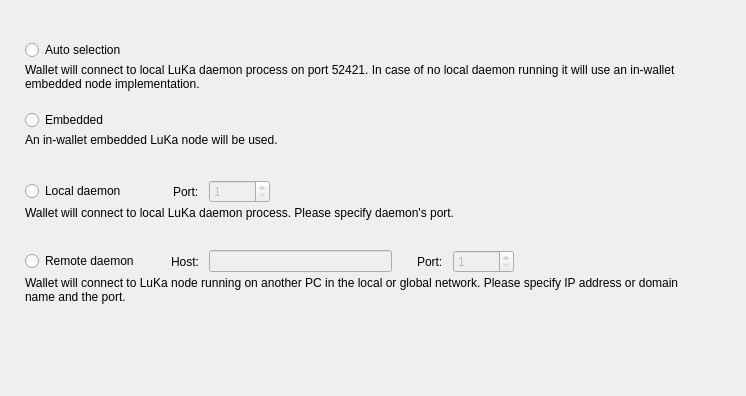
Old version of the form src/Gui/Options/ConnectionOptionsFrame.ui in the repository ricochetcoin/ricochet-wallet.
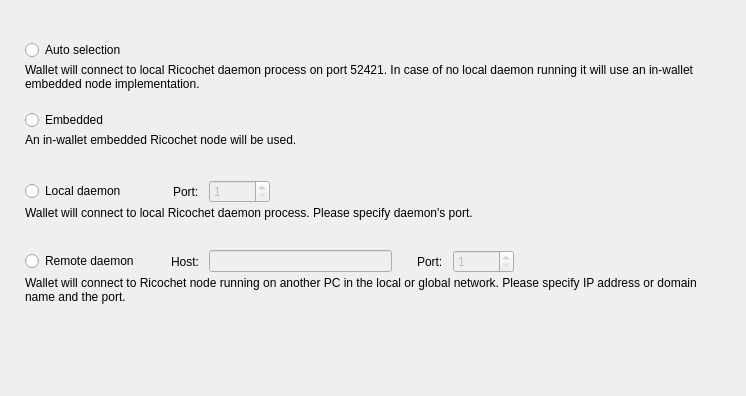
New version of the form. Custom widgets are drawn as their Qt base class.

```diff
--- a/src/Gui/Options/ConnectionOptionsFrame.ui
+++ b/src/Gui/Options/ConnectionOptionsFrame.ui
@@ -81,7 +81,7 @@
       <item alignment="Qt::AlignTop">
        <widget class="WalletGui::WalletSmallGrayTextLabel" name="m_autoHelperLabel">
         <property name="text">
-         <string>Wallet will connect to local LuKa daemon process on port 52421. In case of no local daemon running it will use an in-wallet embedded node implementation.</string>
+         <string>Wallet will connect to local Ricochet daemon process on port 52421. In case of no local daemon running it will use an in-wallet embedded node implementation.</string>
         </property>
         <property name="alignment">
          <set>Qt::AlignLeading|Qt::AlignLeft|Qt::AlignTop</set>
@@ -146,7 +146,7 @@
       <item alignment="Qt::AlignTop">
        <widget class="WalletGui::WalletSmallGrayTextLabel" name="m_embeddedHelperLabel">
         <property name="text">
-         <string>An in-wallet embedded LuKa node will be used.</string>
+         <string>An in-wallet embedded Ricochet node will be used.</string>
         </property>
         <property name="alignment">
          <set>Qt::AlignLeading|Qt::AlignLeft|Qt::AlignTop</set>
@@ -270,7 +270,7 @@
       <item alignment="Qt::AlignTop">
        <widget class="WalletGui::WalletSmallGrayTextLabel" name="m_localHelperLabel">
         <property name="text">
-         <string>Wallet will connect to local LuKa daemon process. Please specify daemon's port.</string>
+         <string>Wallet will connect to local Ricochet daemon process. Please specify daemon's port.</string>
         </property>
         <property name="alignment">
          <set>Qt::AlignLeading|Qt::AlignLeft|Qt::AlignTop</set>
@@ -424,7 +424,7 @@
       <item alignment="Qt::AlignTop">
        <widget class="WalletGui::WalletSmallGrayTextLabel" name="m_remoteHelperLabel">
         <property name="text">
-         <string>Wallet will connect to LuKa node running on another PC in the local or global network. Please specify IP address or domain name and the port.</string>
+         <string>Wallet will connect to Ricochet node running on another PC in the local or global network. Please specify IP address or domain name and the port.</string>
         </property>
         <property name="alignment">
          <set>Qt::AlignLeading|Qt::AlignLeft|Qt::AlignTop</set>
```
